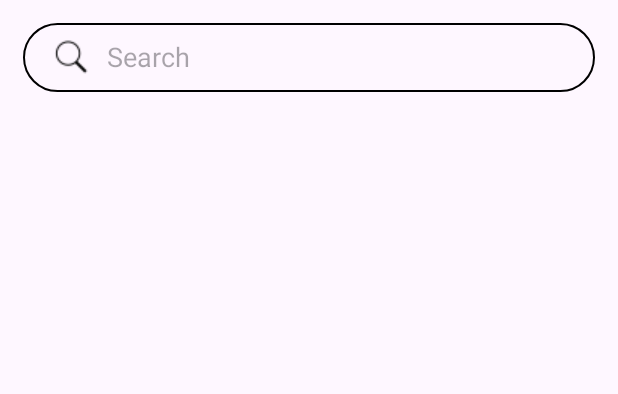
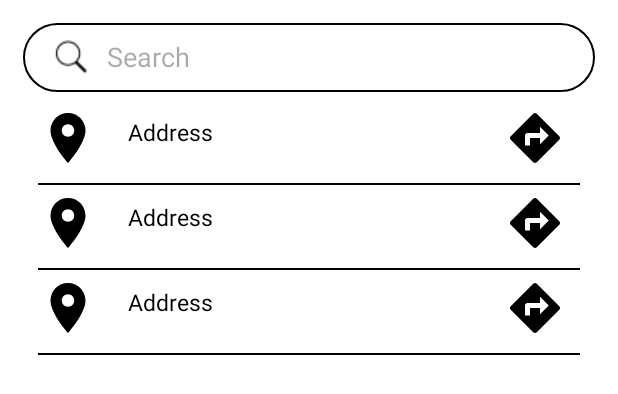
Before and after one commit to MaiManh15/MobileTest, an Android app: the layout activity_main.xml on its own in the app's theme, with its tools: preview values and no code run, on a phone screen of 412 x 824 dp. Shown: the top 394 px of the screen. Run offline under Robolectric (Android 15) with nearby library versions, the phone set to English and light mode, and no system bars.

Commit message:
searching location, highligh key word, 1 sec debounce

```diff
--- /dev/null
+++ b/app/src/main/res/drawable/baseline_directions_24.xml
@@ -0,0 +1,5 @@
+<vector xmlns:android="http://schemas.android.com/apk/res/android" android:height="50dp" android:tint="#000000" android:viewportHeight="24" android:viewportWidth="24" android:width="50dp">
+
+    <path android:fillColor="@android:color/white" android:pathData="M21.71,11.29l-9,-9c-0.39,-0.39 -1.02,-0.39 -1.41,0l-9,9c-0.39,0.39 -0.39,1.02 0,1.41l9,9c0.39,0.39 1.02,0.39 1.41,0l9,-9c0.39,-0.38 0.39,-1.01 0,-1.41zM14,14.5V12h-4v3H8v-4c0,-0.55 0.45,-1 1,-1h5V7.5l3.5,3.5 -3.5,3.5z"/>
+
+</vector>
--- /dev/null
+++ b/app/src/main/res/drawable/baseline_location_on_40.xml
@@ -0,0 +1,5 @@
+<vector xmlns:android="http://schemas.android.com/apk/res/android" android:height="40dp" android:tint="#000000" android:viewportHeight="24" android:viewportWidth="24" android:width="40dp">
+
+    <path android:fillColor="@android:color/white" android:pathData="M12,2C8.13,2 5,5.13 5,9c0,5.25 7,13 7,13s7,-7.75 7,-13c0,-3.87 -3.13,-7 -7,-7zM12,11.5c-1.38,0 -2.5,-1.12 -2.5,-2.5s1.12,-2.5 2.5,-2.5 2.5,1.12 2.5,2.5 -1.12,2.5 -2.5,2.5z"/>
+
+</vector>
--- a/app/src/main/res/layout/activity_main.xml
+++ b/app/src/main/res/layout/activity_main.xml
@@ -5,26 +5,37 @@
     android:id="@+id/main"
     android:layout_width="match_parent"
     android:layout_height="match_parent"
-    tools:context=".UI.Home.HomeActivity">
+    tools:context=".UI.Home.HomeActivity"
+    android:background="@color/white">
 
     <LinearLayout
         android:layout_width="match_parent"
         android:layout_height="match_parent"
+        android:orientation="vertical"
         android:paddingTop="15dp"
         android:paddingStart="15dp"
         android:paddingEnd="15dp">
 
         <SearchView
             android:id="@+id/search_view"
-            android:layout_width="0dp"
-            android:layout_weight="1"
+            android:layout_width="match_parent"
             android:layout_height="46dp"
             android:background="@drawable/black_rounded_search"
             android:closeIcon="@drawable/ic_search_close20px"
             android:iconifiedByDefault="false"
             android:queryBackground="@drawable/transparent_background"
             android:searchIcon="@drawable/ic_search_search24px"
-            android:queryHint="@string/hint_search"/>
+            android:queryHint="@string/hint_search" />
+
+        <androidx.recyclerview.widget.RecyclerView
+            android:layout_marginEnd="10dp"
+            android:layout_marginStart="10dp"
+            android:layout_marginTop="5dp"
+            android:id="@+id/recycler_view"
+            android:layout_width="match_parent"
+            android:layout_height="wrap_content"
+            tools:listitem="@layout/row_address_model"
+            />
 
     </LinearLayout>
 
--- /dev/null
+++ b/app/src/main/res/layout/row_address_model.xml
@@ -0,0 +1,59 @@
+<?xml version="1.0" encoding="utf-8"?>
+<RelativeLayout xmlns:android="http://schemas.android.com/apk/res/android"
+    xmlns:tools="http://schemas.android.com/tools"
+    android:layout_width="match_parent"
+    android:layout_height="wrap_content"
+    android:foreground="?android:attr/selectableItemBackground"
+    android:background="@color/white"
+    android:layout_gravity="center_horizontal"
+    android:layout_marginTop="5dp">
+
+    <RelativeLayout
+        android:id="@+id/txt_and_btn"
+        android:layout_width="match_parent"
+        android:layout_height="wrap_content">
+
+        <ImageView
+            android:id="@+id/location_ic"
+            android:layout_width="40dp"
+            android:layout_height="40dp"
+            android:src="@drawable/baseline_location_on_40"
+            android:background="@color/white"
+            android:layout_alignParentStart="true"
+            android:layout_marginEnd="10dp"
+            />
+
+        <TextView
+            android:id="@+id/address_txt"
+            android:layout_width="match_parent"
+            android:layout_height="wrap_content"
+            android:lines="2"
+            android:layout_marginStart="10dp"
+            android:layout_marginTop="5dp"
+            android:layout_toStartOf="@id/img_btn"
+            android:layout_toEndOf="@id/location_ic"
+            android:textSize="15sp"
+            android:textColor="@color/black"
+            android:text="Address"/>
+
+        <ImageView
+            android:id="@+id/img_btn"
+            android:layout_width="40dp"
+            android:layout_height="40dp"
+
+            android:src="@drawable/baseline_directions_24"
+            android:background="@color/white"
+            android:layout_alignParentEnd="true"
+            android:layout_marginEnd="10dp"
+            />
+
+    </RelativeLayout>
+
+    <View
+        android:layout_width="match_parent"
+        android:layout_height="1dp"
+        android:layout_marginTop="5dp"
+        android:layout_below="@id/txt_and_btn"
+        android:background="@color/black"/>
+
+</RelativeLayout>
--- a/app/src/main/res/values-night/themes.xml
+++ b/app/src/main/res/values-night/themes.xml
@@ -1,6 +1,6 @@
 <resources xmlns:tools="http://schemas.android.com/tools">
     <!-- Base application theme. -->
-    <style name="Base.Theme.MobileTest" parent="Theme.Material3.DayNight.NoActionBar">
+    <style name="Base.Theme.MobileTest" parent="Theme.Material3.Light.NoActionBar">
         <!-- Customize your dark theme here. -->
         <!-- <item name="colorPrimary">@color/my_dark_primary</item> -->
     </style>
--- a/app/src/main/res/values/themes.xml
+++ b/app/src/main/res/values/themes.xml
@@ -1,6 +1,6 @@
 <resources xmlns:tools="http://schemas.android.com/tools">
     <!-- Base application theme. -->
-    <style name="Base.Theme.MobileTest" parent="Theme.Material3.DayNight.NoActionBar">
+    <style name="Base.Theme.MobileTest" parent="Theme.Material3.Light.NoActionBar">
         <!-- Customize your light theme here. -->
         <!-- <item name="colorPrimary">@color/my_light_primary</item> -->
     </style>
```
Also changed, not shown: app/src/main/java/com/example/mobiletest/Datas/API/ApiService.kt (+1 -7 lines), app/src/main/java/com/example/mobiletest/Datas/API/CallApi.kt (deleted, +0 -56 lines), app/src/main/java/com/example/mobiletest/Datas/Model/AddressModel.kt (+12 -12 lines), app/src/main/java/com/example/mobiletest/UI/Home/HomeActivity.kt (+75 -28 lines), app/src/main/java/com/example/mobiletest/UI/Home/HomeAdapter.kt (added, +113 -0 lines).
